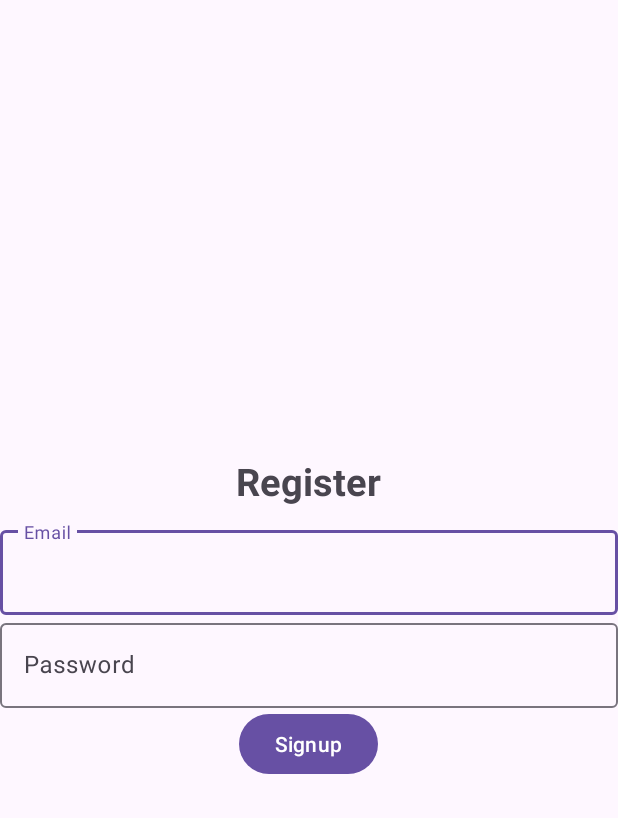
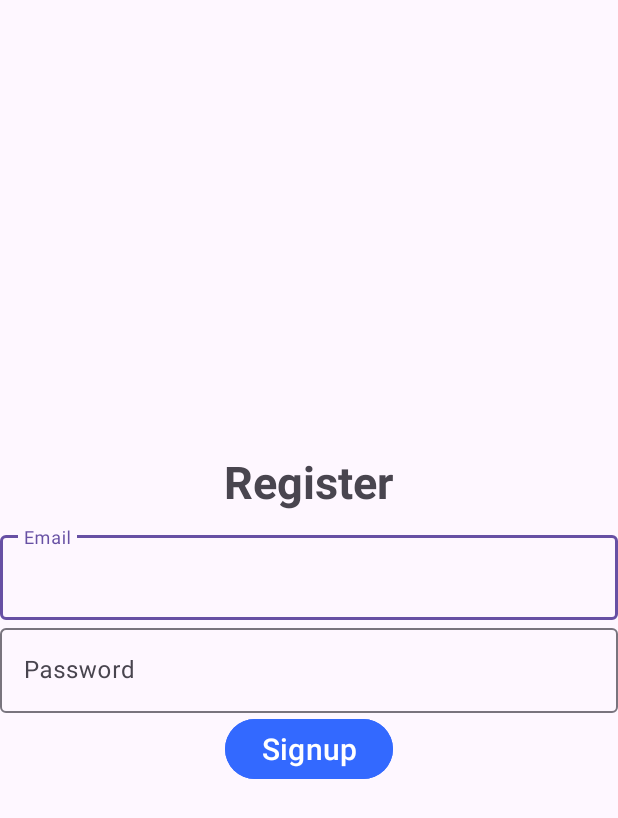
Before and after one commit to Rakesh-Kumar-Talam/AAD_Project, an Android app: the Signup screen opened directly, with no data from a screen before it, on a phone screen of 412 x 824 dp. Shown: the top 818 px of the screen. Run offline under Robolectric (Android 15) with nearby library versions, the phone set to English and light mode, and no system bars.

Commit message:
Login/Signup Page UI

```diff
--- a/app/src/main/res/layout/activity_login.xml
+++ b/app/src/main/res/layout/activity_login.xml
@@ -12,7 +12,7 @@
 
     <TextView
         android:text="@string/login"
-        android:textSize="20sp"
+        android:textSize="25sp"
         android:textStyle="bold"
         android:gravity="center"
         android:layout_marginBottom="10dp"
@@ -45,6 +45,8 @@
         android:id="@+id/login_buttom"
         android:text="@string/login"
         android:layout_width="wrap_content"
-        android:layout_height="wrap_content"/>
+        android:layout_height="wrap_content"
+        android:textSize="20sp"
+        android:backgroundTint="@color/blue"/>
 
 </LinearLayout>
--- a/app/src/main/res/layout/activity_signup.xml
+++ b/app/src/main/res/layout/activity_signup.xml
@@ -12,7 +12,7 @@
 
     <TextView
         android:text="@string/register"
-        android:textSize="25sp"
+        android:textSize="30sp"
         android:textStyle="bold"
         android:gravity="center"
         android:layout_marginBottom="10dp"
@@ -44,7 +44,9 @@
     <Button
         android:id="@+id/signup_buttom"
         android:text="@string/signup"
+        android:textSize="20sp"
         android:layout_width="wrap_content"
-        android:layout_height="wrap_content"/>
+        android:layout_height="wrap_content"
+        android:backgroundTint="@color/blue"/>
 
 </LinearLayout>
```
